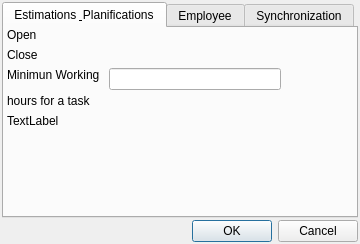
Before: the Qt Designer form b6p/dlgparametros.ui in diegowald/b6p, drawn with Qt 5.
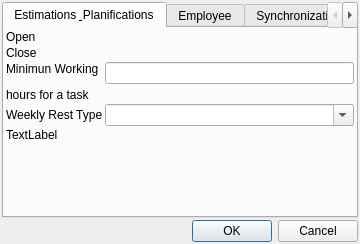
After: the same form once the commit is applied. Icons and pictures are not drawn. Custom widgets are drawn as their Qt base class.

Commit message: Implemented: Time in one lineedit. Added RestType and Logging Level to Parametros. Added column with lastRest on planification rest window.

Patch:
```diff
--- a/b6p/dlgparametros.ui
+++ b/b6p/dlgparametros.ui
@@ -45,19 +45,33 @@
       <attribute name="title">
        <string>Estimations &amp; Planifications</string>
       </attribute>
-      <widget class="QWidget" name="layoutWidget">
-       <property name="geometry">
-        <rect>
-         <x>3</x>
-         <y>0</y>
-         <width>274</width>
-         <height>137</height>
-        </rect>
+      <layout class="QVBoxLayout" name="verticalLayout_3">
+       <property name="spacing">
+        <number>2</number>
        </property>
+       <property name="leftMargin">
+        <number>2</number>
+       </property>
+       <property name="topMargin">
+        <number>2</number>
+       </property>
+       <property name="rightMargin">
+        <number>2</number>
+       </property>
+       <property name="bottomMargin">
+        <number>2</number>
+       </property>
+       <item>
        <layout class="QFormLayout" name="formLayout">
         <property name="fieldGrowthPolicy">
          <enum>QFormLayout::AllNonFixedFieldsGrow</enum>
         </property>
+         <property name="horizontalSpacing">
+          <number>2</number>
+         </property>
+         <property name="verticalSpacing">
+          <number>2</number>
+         </property>
         <item row="0" column="0">
          <widget class="QLabel" name="label_2">
           <property name="text">
@@ -84,7 +98,7 @@
         <item row="1" column="1">
          <widget class="TimeEditor" name="timeClose" native="true"/>
         </item>
-        <item row="2" column="0">
+         <item row="3" column="0">
          <widget class="QLabel" name="label_5">
           <property name="text">
            <string>&lt;html&gt;&lt;head/&gt;&lt;body&gt;&lt;p&gt;Minimun Working &lt;/p&gt;&lt;p&gt;hours for a task&lt;/p&gt;&lt;/body&gt;&lt;/html&gt;</string>
@@ -94,18 +108,33 @@
           </property>
          </widget>
         </item>
-        <item row="2" column="1">
+         <item row="3" column="1">
          <widget class="QLineEdit" name="MinWorkingHours"/>
         </item>
-        <item row="3" column="0" colspan="2">
+         <item row="5" column="0" colspan="2">
          <widget class="QLabel" name="lblMessage">
           <property name="text">
            <string>TextLabel</string>
           </property>
          </widget>
         </item>
-       </layout>
-      </widget>
+         <item row="4" column="0">
+          <widget class="QLabel" name="label_11">
+           <property name="text">
+            <string>Weekly Rest Type</string>
+           </property>
+          </widget>
+         </item>
+         <item row="4" column="1">
+          <widget class="QComboBox" name="cboWeeklyRestType">
+           <property name="editable">
+            <bool>true</bool>
+           </property>
+          </widget>
+         </item>
+        </layout>
+       </item>
+      </layout>
      </widget>
      <widget class="QWidget" name="tab_2">
       <attribute name="title">
@@ -272,6 +301,48 @@
        </item>
       </layout>
      </widget>
+     <widget class="QWidget" name="tab_4">
+      <attribute name="title">
+       <string>General</string>
+      </attribute>
+      <layout class="QVBoxLayout" name="verticalLayout_2">
+       <property name="spacing">
+        <number>2</number>
+       </property>
+       <property name="leftMargin">
+        <number>2</number>
+       </property>
+       <property name="topMargin">
+        <number>2</number>
+       </property>
+       <property name="rightMargin">
+        <number>2</number>
+       </property>
+       <property name="bottomMargin">
+        <number>2</number>
+       </property>
+       <item>
+        <layout class="QFormLayout" name="formLayout_4">
+         <property name="horizontalSpacing">
+          <number>2</number>
+         </property>
+         <property name="verticalSpacing">
+          <number>2</number>
+         </property>
+         <item row="0" column="0">
+          <widget class="QLabel" name="label_12">
+           <property name="text">
+            <string>Logging Level</string>
+           </property>
+          </widget>
+         </item>
+         <item row="0" column="1">
+          <widget class="QComboBox" name="cboLoggingLevel"/>
+         </item>
+        </layout>
+       </item>
+      </layout>
+     </widget>
     </widget>
    </item>
    <item>
```
Lines whose indentation alone changed are shown as unchanged. The commit also changes 14 other files.
